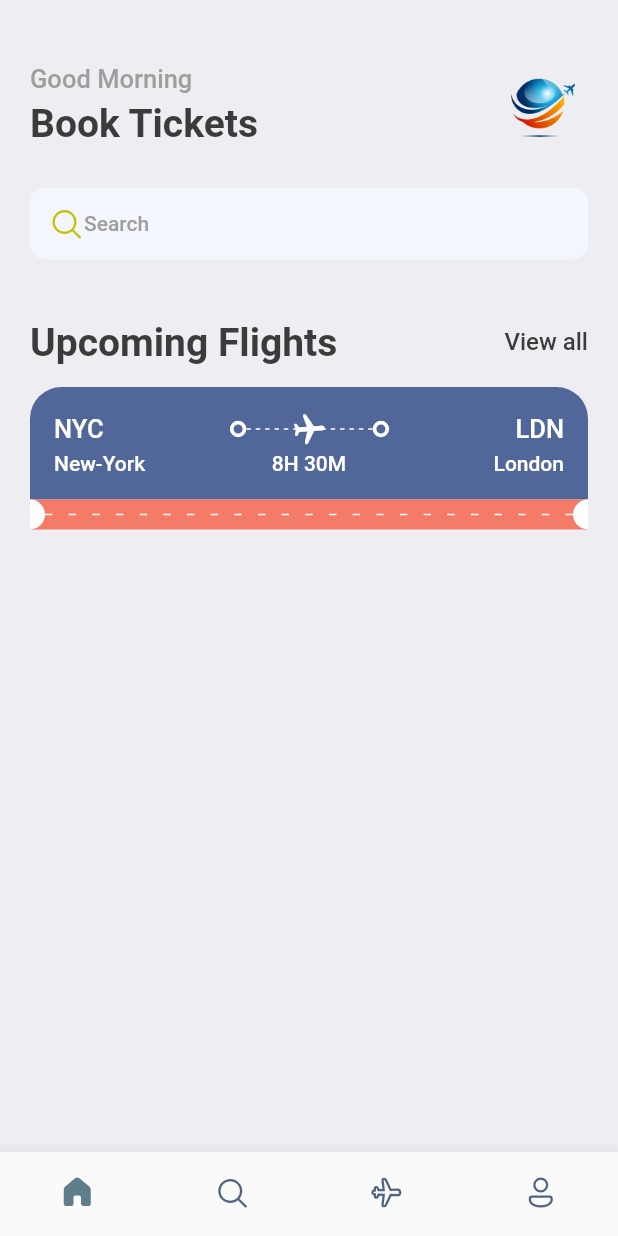
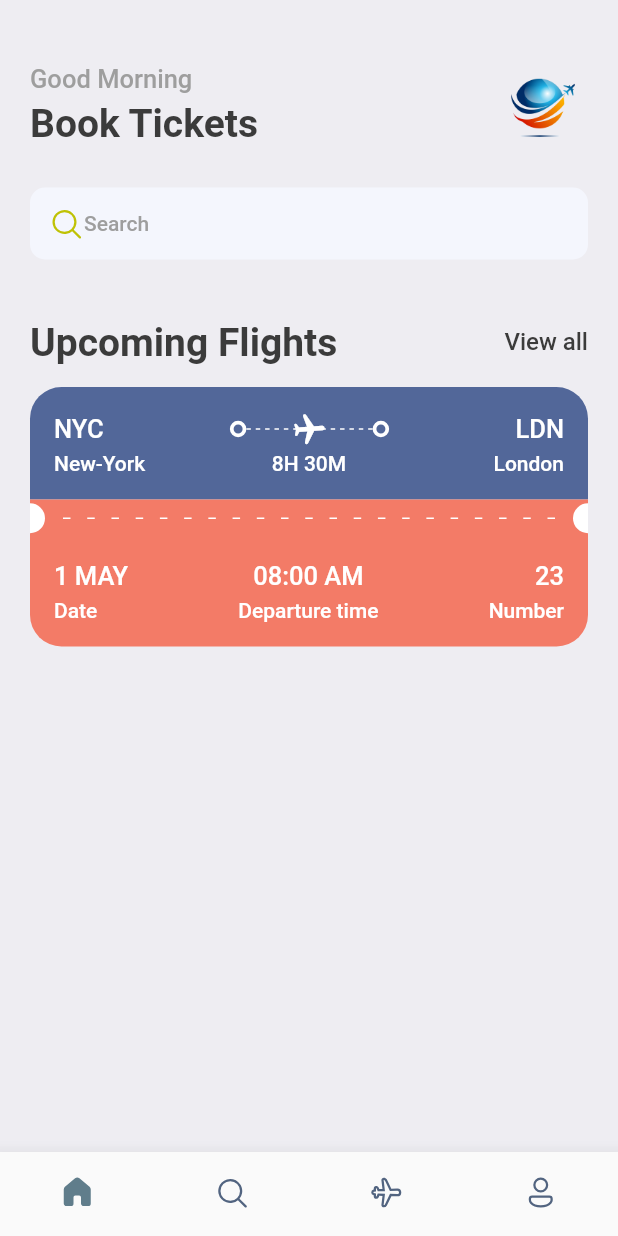
Before and after one commit to thutasann/booking-ticket, a Flutter app: the screen it shows after launch, on a phone screen of 412 x 824 dp. Run offline on Flutter 3.47's test engine with Material 2 defaults, Android fonts, the light colour scheme and no system bars; our stand-ins replace fluentui_icons, gap; missing offline and left inert: dart:html.

Commit message:
UI: Ticket UI Done

```diff
--- a/lib/views/ticket_view.dart
+++ b/lib/views/ticket_view.dart
@@ -1,3 +1,5 @@
+import 'dart:html';
+
 import 'package:book_ticket/utils/app_layout.dart';
 import 'package:book_ticket/utils/app_styles.dart';
 import 'package:book_ticket/widgets/thick_container.dart';
@@ -137,6 +139,8 @@
                     ),
                   ),
                   Expanded(
+                    child: Padding(
+                      padding: const EdgeInsets.all(12),
                       child: LayoutBuilder(
                         builder:
                             (BuildContext context, BoxConstraints constraints) {
@@ -150,12 +154,14 @@
                                 width: 5,
                                 height: 1,
                                 child: DecoratedBox(
-                                decoration: BoxDecoration(color: Colors.white),
+                                  decoration:
+                                      BoxDecoration(color: Colors.white),
                                 ),
                               ),
                             ),
                           );
                         },
+                      ),
                     ),
                   ),
                   const SizedBox(
@@ -173,6 +179,73 @@
                   ),
                 ],
               ),
+            ),
+
+            // Third Container (Red Part of the Ticket)
+            Container(
+              decoration: BoxDecoration(
+                color: Styles.orangeColor,
+                borderRadius: const BorderRadius.only(
+                    bottomLeft: Radius.circular(21),
+                    bottomRight: Radius.circular(21)),
+              ),
+              padding: const EdgeInsets.all(16),
+              child: Column(
+                children: [
+                  Row(
+                    mainAxisAlignment: MainAxisAlignment.spaceBetween,
+                    children: [
+                      Column(
+                        crossAxisAlignment: CrossAxisAlignment.start,
+                        children: [
+                          Text(
+                            "1 MAY",
+                            style: Styles.headLineStyle3
+                                .copyWith(color: Colors.white),
+                          ),
+                          const Gap(5),
+                          Text(
+                            "Date",
+                            style: Styles.headLineStyle4
+                                .copyWith(color: Colors.white),
+                          )
+                        ],
+                      ),
+                      Column(
+                        children: [
+                          Text(
+                            "08:00 AM",
+                            style: Styles.headLineStyle3
+                                .copyWith(color: Colors.white),
+                          ),
+                          const Gap(5),
+                          Text(
+                            "Departure time",
+                            style: Styles.headLineStyle4
+                                .copyWith(color: Colors.white),
+                          ),
+                        ],
+                      ),
+                      Column(
+                        crossAxisAlignment: CrossAxisAlignment.end,
+                        children: [
+                          Text(
+                            "23",
+                            style: Styles.headLineStyle3
+                                .copyWith(color: Colors.white),
+                          ),
+                          const Gap(5),
+                          Text(
+                            "Number",
+                            style: Styles.headLineStyle4
+                                .copyWith(color: Colors.white),
+                          )
+                        ],
+                      )
+                    ],
+                  ),
+                ],
+              ),
             )
           ],
         ),
```
Lines whose indentation alone changed are shown as unchanged.
